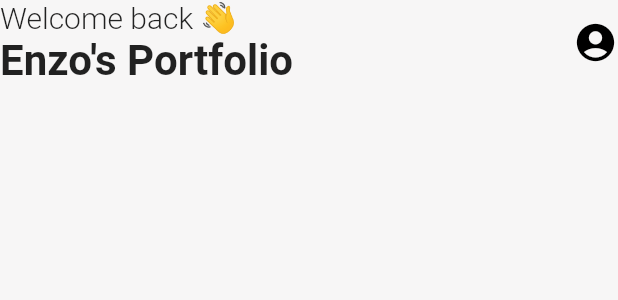
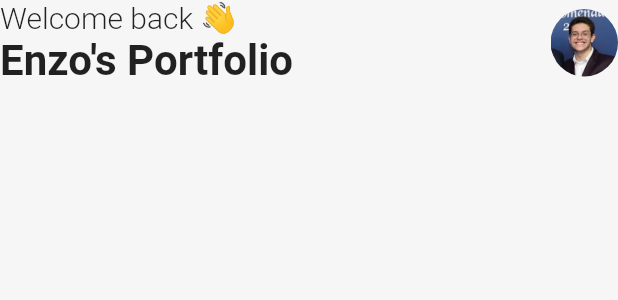
Before and after one commit to mprivate/fZeroToHero, a Flutter app: the Header widget shown alone on an empty page, opened directly, on a phone screen of 412 x 824 dp. Shown: the top 300 px of the screen. Run offline on Flutter 3.47's test engine with Material 2 defaults, Android fonts, the phone set to English and light mode, and no system bars; network calls fail.

Commit message:
Some chapters knowledge

```diff
--- /dev/null
+++ b/playground/my_portfolio/lib/example/projects.dart
@@ -0,0 +1,16 @@
+import 'package:my_portfolio/models/project.dart';
+
+var projects = <Project>[
+  Project(
+      name: 'Project 1',
+      year: 2018,
+      description: 'This is my description 1',
+      imagePath:
+          'https://images.unsplash.com/photo-1551288049-bebda4e38f71?ixlib=rb-1.2.1&ixid=MnwxMjA3fDB8MHxwaG90by1wYWdlfHx8fGVufDB8fHx8&auto=format&fit=crop&w=2070&q=80'),
+  Project(
+      name: 'Project 1',
+      year: 2018,
+      description: 'This is my description 1',
+      imagePath:
+          'https://images.unsplash.com/photo-1551288049-bebda4e38f71?ixlib=rb-1.2.1&ixid=MnwxMjA3fDB8MHxwaG90by1wYWdlfHx8fGVufDB8fHx8&auto=format&fit=crop&w=2070&q=80'),
+];
--- a/playground/my_portfolio/lib/widgets/Header/header.dart
+++ b/playground/my_portfolio/lib/widgets/Header/header.dart
@@ -26,11 +26,12 @@ class Header extends StatelessWidget {
             ),
           ],
         ),
-        const Icon(
-          Icons.account_circle,
-          color: Colors.black,
-          size: 30,
-        ),
+        ClipRRect(
+            borderRadius: BorderRadius.circular(30.0),
+            child: Image.asset(
+              'assets/images/enzo.jpg',
+              height: 45,
+            )),
       ],
     );
   }
--- a/playground/my_portfolio/pubspec.yaml
+++ b/playground/my_portfolio/pubspec.yaml
@@ -63,7 +63,7 @@ flutter:
   #   - images/a_dot_burr.jpeg
   #   - images/a_dot_ham.jpeg
   assets:
-    - 'assets/images/androidwrite.png'
+    - 'assets/images/'
 
   # An image asset can refer to one or more resolution-specific "variants", see
   # https://flutter.dev/assets-and-images/#resolution-aware
```
Also changed, not shown: playground/my_portfolio/lib/models/project.dart (added, +13 -0 lines), playground/my_portfolio/lib/pages/home_page.dart (+28 -13 lines), playground/my_portfolio/lib/widgets/Cards/project_card.dart (+16 -14 lines), playground/my_portfolio/assets/images/enzo.jpg (added).
